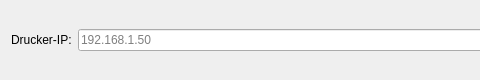
The window that flashtool/ui/discovery_widget.ui (ozgunawesome/OpenCubic) describes before a commit, drawn with Qt 5; both pictures show x 0 to 480 and y 0 to 80 of the 700 by 80 pixel window.
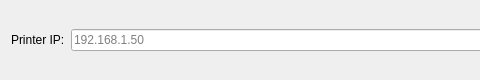
The same window after the commit.

Commit message:
flashtool: translate UI files, fix ACE ID spinner, trim release size
- discovery_widget.ui, flash_widget.ui: translate remaining German labels
  (Drucker-IP -> Printer IP, Keine Datei -> No file selected, etc.)
- flash_widget: ACE ID spinner now driven by discovered ACE count
  - hidden when 0 or 1 ACE connected, visible when 2+ ACEs found
  - max clamped to min(fw-type limit, aceCount-1)
  - re-evaluates correctly on repeated Test Connection calls
- CMakeLists.txt: windeployqt trims release output (~50MB -> ~25MB)
- docs/how-to-flash.md: add LAN mode requirement

The edit to the form file:
```diff
--- a/flashtool/ui/discovery_widget.ui
+++ b/flashtool/ui/discovery_widget.ui
@@ -14,7 +14,7 @@
    <item>
     <widget class="QLabel" name="label">
      <property name="text">
-      <string>Drucker-IP:</string>
+      <string>Printer IP:</string>
      </property>
     </widget>
    </item>
```
The commit also changes 5 other files.
